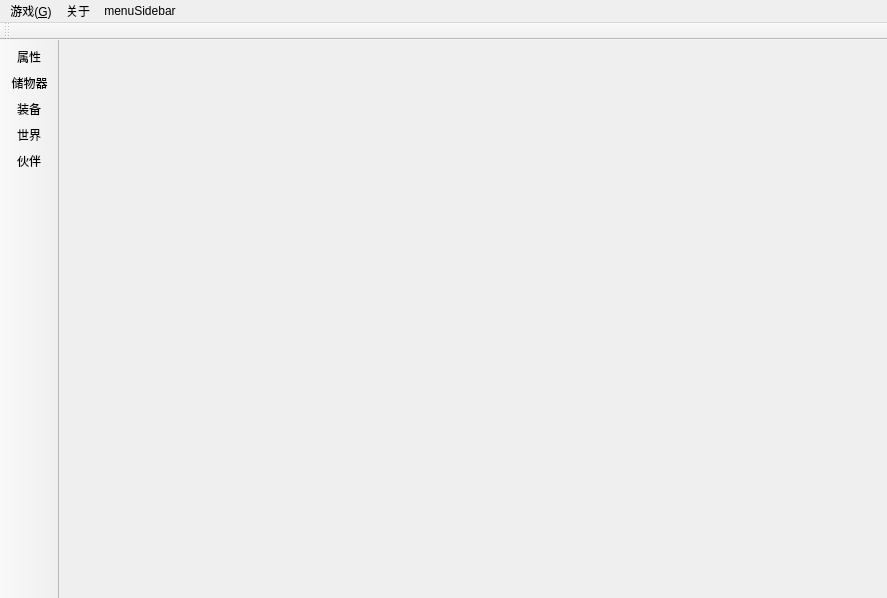
AngryPowman/Coeus, file src/coeus/coeus_client_qt/game_main_dialog.ui: the form before one commit.
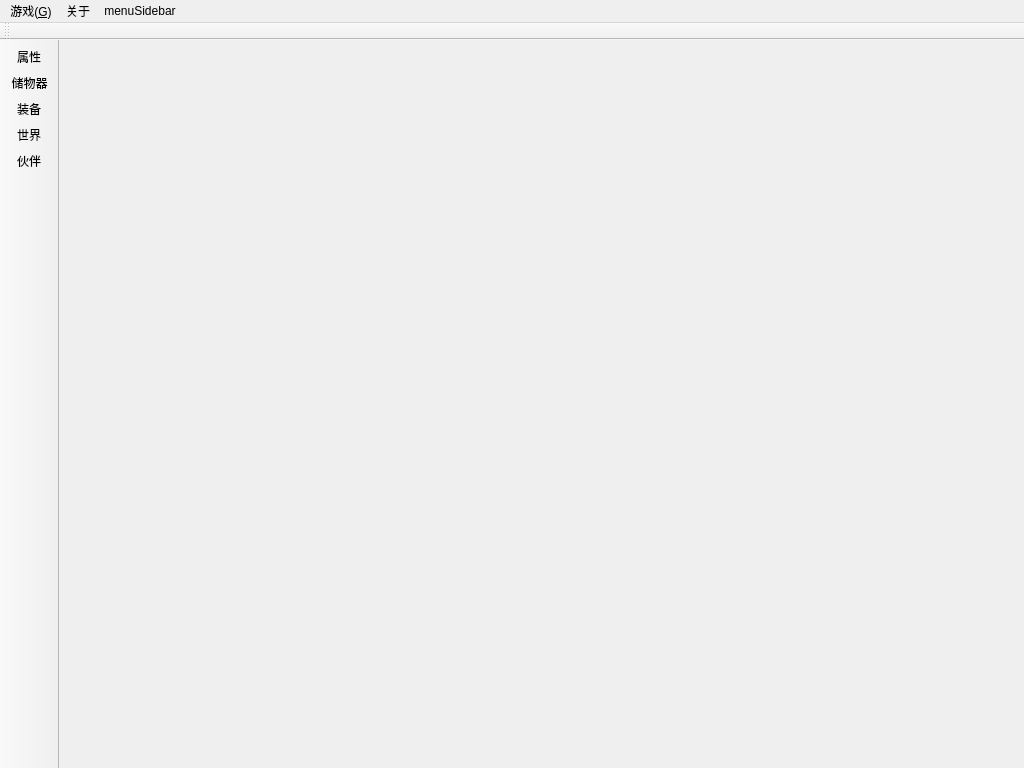
The form after the commit. Icons and pictures are not drawn.

```diff
--- a/src/coeus/coeus_client_qt/game_main_dialog.ui
+++ b/src/coeus/coeus_client_qt/game_main_dialog.ui
@@ -6,8 +6,8 @@
    <rect>
     <x>0</x>
     <y>0</y>
-    <width>887</width>
-    <height>598</height>
+    <width>1024</width>
+    <height>768</height>
    </rect>
   </property>
   <property name="windowTitle">
@@ -26,13 +26,14 @@
    <property name="layoutDirection">
     <enum>Qt::LeftToRight</enum>
    </property>
+   <layout class="QHBoxLayout" name="horizontalLayout"/>
   </widget>
   <widget class="QMenuBar" name="menubar">
    <property name="geometry">
     <rect>
      <x>0</x>
      <y>0</y>
-     <width>887</width>
+     <width>1024</width>
      <height>21</height>
     </rect>
    </property>
```
